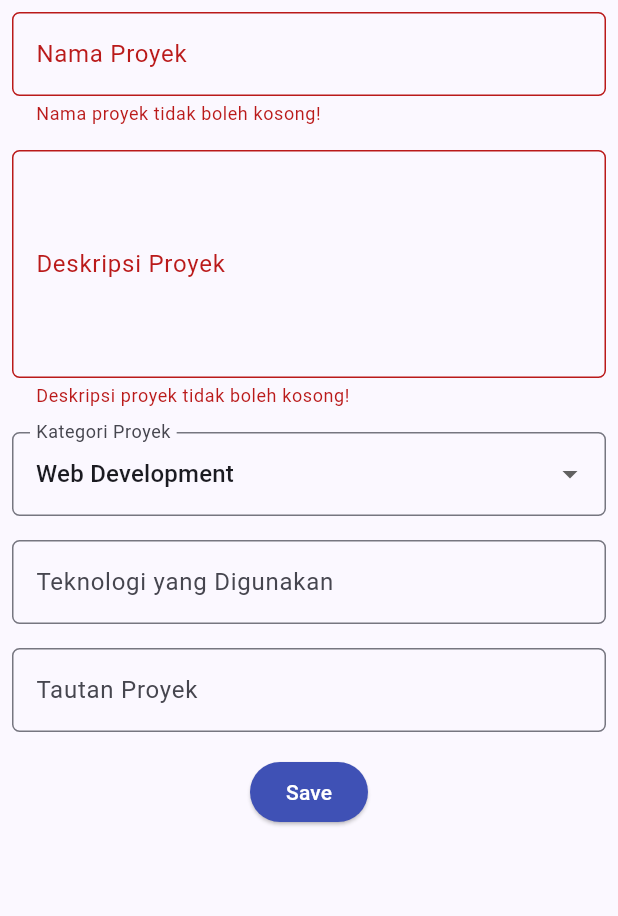
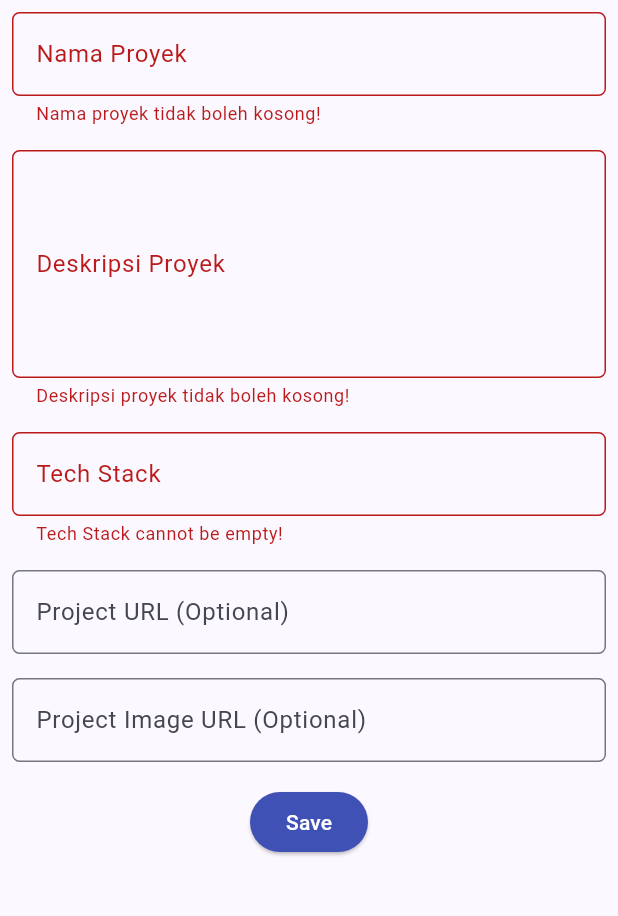
Before and after one commit to ilmanzidnicom/myportofolio_mobile, a Flutter app: the ProjectFormPage screen opened directly, after a tap on "Save", on a phone screen of 412 x 824 dp, the part 84-1000 px from its top. Run offline on Flutter 3.47's test engine with Material 3 defaults, Android fonts, the phone set to English and light mode, and no system bars; our stand-ins replace material_ui; generated files the repository leaves out were written again.

Commit message:
feat: Memperbarui form agar sesuai dengan ProjectSerializer dari Tutorial 07

```diff
--- a/lib/screens/project_form.dart
+++ b/lib/screens/project_form.dart
@@ -1,6 +1,11 @@
 import 'package:material_ui/material_ui.dart';
+import 'package:myportofolio_mobile/models/project.dart';
+import 'package:myportofolio_mobile/services/api_client.dart';
+import 'package:myportofolio_mobile/services/auth_state.dart';
+import 'package:myportofolio_mobile/widgets/auth_guard.dart';
 import 'package:myportofolio_mobile/widgets/left_drawer.dart';
 import 'package:myportofolio_mobile/widgets/main_app_bar.dart';
+import 'package:provider/provider.dart';
 
 class ProjectFormPage extends StatefulWidget {
   const ProjectFormPage({super.key});
@@ -12,11 +17,11 @@ class ProjectFormPage extends StatefulWidget {
 class _ProjectFormPageState extends State<ProjectFormPage> {
   final _formKey = GlobalKey<FormState>();
 
-  String _projectName = "";
+  String _title = "";
   String _description = "";
-  String _category = "Web Development"; // default
-  String _technologies = "";
-  String _projectLink = "";
+  String _techStack = "";
+  String _projectUrl = "";
+  String _projectImageUrl = "";
 
   final List<String> _categories = [
     'Web Development',
@@ -25,6 +30,113 @@ class _ProjectFormPageState extends State<ProjectFormPage> {
     'Data Science',
     'Other',
   ];
+
+  bool _isSubmitting = false;
+
+  bool _isValidUrl(String value) {
+    final uri = Uri.tryParse(value);
+
+    return uri != null &&
+        (uri.scheme == 'http' || uri.scheme == 'https') &&
+        uri.host.isNotEmpty;
+  }
+
+  Future<void> _submit() async {
+    if (!_formKey.currentState!.validate()) return;
+
+    // Ensure the user is authenticated.
+    final loggedIn = await ensureLoggedIn(context);
+
+    if (!loggedIn || !mounted) return;
+
+    final token = context.read<AuthState>().token;
+
+    if (token == null) return;
+
+    setState(() {
+      _isSubmitting = true;
+    });
+
+    final newProject = Project(
+      title: _title.trim(),
+      description: _description.trim(),
+      techStack: _techStack.trim(),
+      projectUrl: _projectUrl.trim(),
+      projectImageUrl: _projectImageUrl.trim(),
+    );
+
+    try {
+      await context.read<ApiClient>().createProject(
+        newProject,
+        token: token,
+      );
+
+      if (!mounted) return;
+
+      // HTTP 201 Created.
+      await showDialog(
+        context: context,
+        builder: (dialogContext) {
+          return AlertDialog(
+            title: const Text('Project Created!'),
+            content: Text(
+              'Project "${_title.trim()}" has been successfully added.',
+            ),
+            actions: [
+              TextButton(
+                onPressed: () {
+                  Navigator.pop(dialogContext);
+                },
+                child: const Text('OK'),
+              ),
+            ],
+          );
+        },
+      );
+
+      if (!mounted) return;
+
+      _formKey.currentState!.reset();
+
+      setState(() {
+        _title = "";
+        _description = "";
+        _techStack = "";
+        _projectUrl = "";
+        _projectImageUrl = "";
+      });
+    } on ApiException catch (e) {
+      if (!mounted) return;
+
+      if (e.statusCode == 401) {
+        // Session expired or token is invalid.
+        await context.read<AuthState>().logout();
+
+        if (!mounted) return;
+
+        ScaffoldMessenger.of(context).showSnackBar(
+          const SnackBar(
+            content: Text('Session expired. Please log in again.'),
+          ),
+        );
+
+        // Request authentication again.
+        await ensureLoggedIn(context);
+      } else {
+        ScaffoldMessenger.of(context).showSnackBar(
+          SnackBar(
+            content: Text('Failed to create project: ${e.message}'),
+          ),
+        );
+      }
+    } finally {
+      if (mounted) {
+        setState(() {
+          _isSubmitting = false;
+        });
+      }
+    }
+  }
 
   @override
   Widget build(BuildContext context) {
@@ -50,7 +162,7 @@ class _ProjectFormPageState extends State<ProjectFormPage> {
                   ),
                   onChanged: (String? value) {
                     setState(() {
-                      _projectName = value!;
+                      _title = value!;
                     });
                   },
                   validator: (String? value) {
@@ -88,46 +200,25 @@ class _ProjectFormPageState extends State<ProjectFormPage> {
                 ),
               ),
 
-              // === Category ===
+              // === Tech Stack ===
               Padding(
                 padding: const EdgeInsets.all(8.0),
-                child: DropdownButtonFormField<String>(
+                child: TextFormField(
                   decoration: InputDecoration(
-                    labelText: "Kategori Proyek",
+                    labelText: "Tech Stack",
+                    hintText: "Example: Flutter, Django, PostgreSQL",
                     border: OutlineInputBorder(
                       borderRadius: BorderRadius.circular(5.0),
                     ),
                   ),
-                  initialValue: _category,
-                  items: _categories
-                      .map((category) => DropdownMenuItem(
-                            value: category,
-                            child: Text(category),
-                          ))
-                      .toList(),
-                  onChanged: (String? newValue) {
-                    setState(() {
-                      _category = newValue!;
-                    });
+                  onChanged: (value) {
+                    _techStack = value;
                   },
-                ),
-              ),
-
-              // === Technologies ===
-              Padding(
-                padding: const EdgeInsets.all(8.0),
-                child: TextFormField(
-                  decoration: InputDecoration(
-                    hintText: "Contoh: Flutter, Django, Figma",
-                    labelText: "Teknologi yang Digunakan",
-                    border: OutlineInputBorder(
-                      borderRadius: BorderRadius.circular(5.0),
-                    ),
-                  ),
-                  onChanged: (String? value) {
-                    setState(() {
-                      _technologies = value!;
-                    });
+                  validator: (value) {
+                    if (value == null || value.trim().isEmpty) {
+                      return "Tech Stack cannot be empty!";
+                    }
+                    return null;
                   },
                 ),
               ),
@@ -136,17 +227,56 @@ class _ProjectFormPageState extends State<ProjectFormPage> {
               Padding(
                 padding: const EdgeInsets.all(8.0),
                 child: TextFormField(
+                  keyboardType: TextInputType.url,
                   decoration: InputDecoration(
-                    hintText: "URL Proyek (opsional)",
-                    labelText: "Tautan Proyek",
+                    labelText: "Project URL (Optional)",
+                    hintText: "https://example.com",
                     border: OutlineInputBorder(
                       borderRadius: BorderRadius.circular(5.0),
                     ),
                   ),
-                  onChanged: (String? value) {
-                    setState(() {
-                      _projectLink = value!;
-                    });
+                  onChanged: (value) {
+                    _projectUrl = value;
+                  },
+                  validator: (value) {
+                    if (value == null || value.trim().isEmpty) {
+                      return null;
+                    }
+
+                    if (!_isValidUrl(value.trim())) {
+                      return "Please enter a valid URL!";
+                    }
+
+                    return null;
+                  },
+                ),
+              ),
+
+              // === Project Image URL (Optional) ===
+              Padding(
+                padding: const EdgeInsets.all(8.0),
+                child: TextFormField(
+                  keyboardType: TextInputType.url,
+                  decoration: InputDecoration(
+                    labelText: "Project Image URL (Optional)",
+                    hintText: "https://example.com/image.png",
+                    border: OutlineInputBorder(
+                      borderRadius: BorderRadius.circular(5.0),
+                    ),
+                  ),
+                  onChanged: (value) {
+                    _projectImageUrl = value;
+                  },
+                  validator: (value) {
+                    if (value == null || value.trim().isEmpty) {
+                      return null;
+                    }
+
+                    if (!_isValidUrl(value.trim())) {
+                      return "Please enter a valid image URL!";
+                    }
+
+                    return null;
                   },
                 ),
               ),
@@ -161,43 +291,15 @@ class _ProjectFormPageState extends State<ProjectFormPage> {
                       backgroundColor:
                           WidgetStateProperty.all(Colors.indigo),
                     ),
-                    onPressed: () {
-                      if (_formKey.currentState!.validate()) {
-                        showDialog(
-                          context: context,
-                          builder: (context) {
-                            return AlertDialog(
-                              title: const Text('Proyek berhasil ditambahkan!'),
-                              content: SingleChildScrollView(
-                                child: Column(
-                                  crossAxisAlignment: CrossAxisAlignment.start,
-                                  children: [
-                                    Text('Nama Proyek: $_projectName'),
-                                    Text('Deskripsi: $_description'),
-                                    Text('Kategori: $_category'),
-                                    Text('Teknologi: $_technologies'),
-                                    Text('Tautan: $_projectLink'),
-                                  ],
-                                ),
-                              ),
-                              actions: [
-                                TextButton(
-                                  child: const Text('OK'),
-                                  onPressed: () {
-                                    Navigator.pop(context);
-                                    _formKey.currentState!.reset();
-                                  },
-                                ),
-                              ],
-                            );
-                          },
-                        );
-                      }
-                    },
-                    child: const Text(
-                      "Save",
-                      style: TextStyle(color: Colors.white),
-                    ),
+                    onPressed: _isSubmitting ? null : _submit,
+                    child: _isSubmitting
+                        ? const CircularProgressIndicator(
+                            color: Colors.white,
+                          )
+                        : const Text(
+                            "Save",
+                            style: TextStyle(color: Colors.white),
+                          ),
                   ),
                 ),
               ),
```
